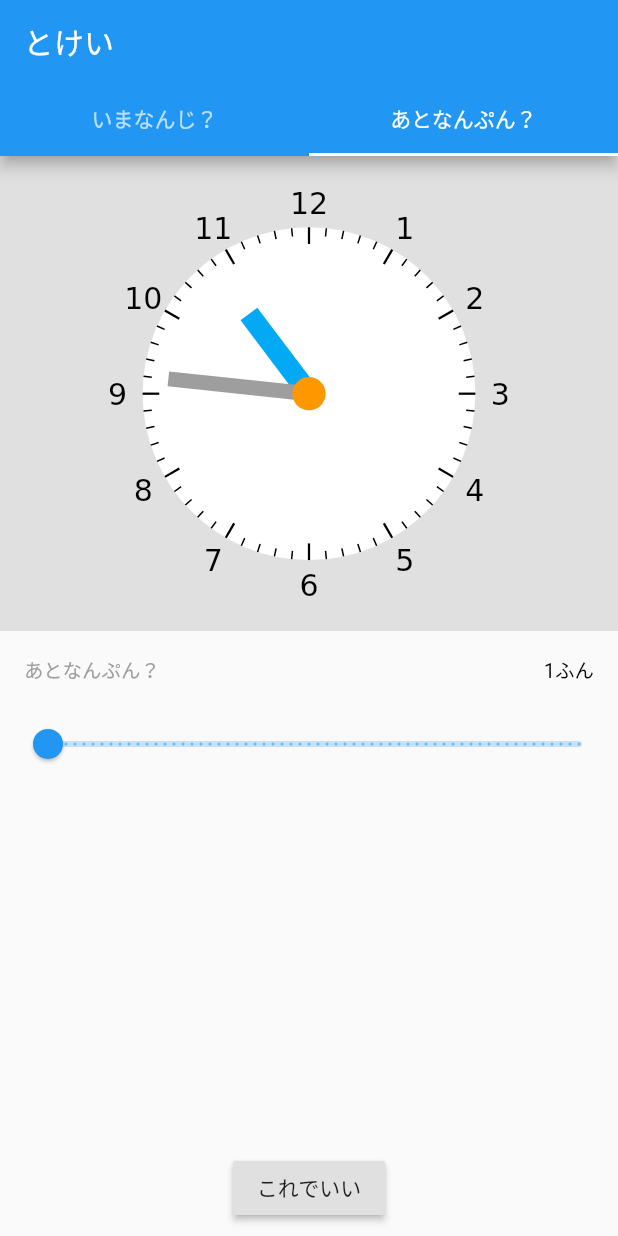
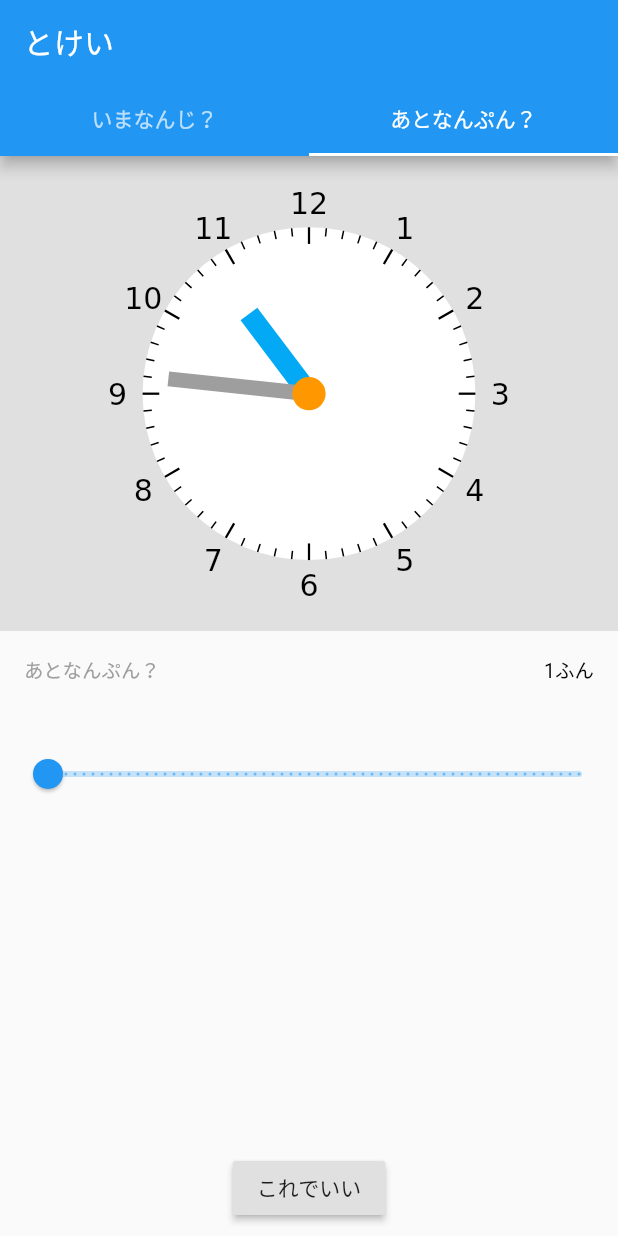
Before and after one commit to tnantoka/tokei, a Flutter app: the screen it shows after launch, tab 2 chosen, on a phone screen of 412 x 824 dp. Run offline on Flutter 3.47's test engine with Material 2 defaults, Android fonts, the phone set to English and light mode, and no system bars.

```diff
--- a/lib/main.dart
+++ b/lib/main.dart
@@ -193,7 +193,9 @@ class _MyHomePageState extends State<MyHomePage>
                             ],
                           ),
                         ],
-                        )),
+                      ),
+                    ),
+                    const SizedBox(height: 20.0),
                     Slider(
                       value: _minute.toDouble(),
                       min: 0,
```
Also changed, not shown: pubspec.lock. Lines whose indentation alone changed are shown as unchanged.
